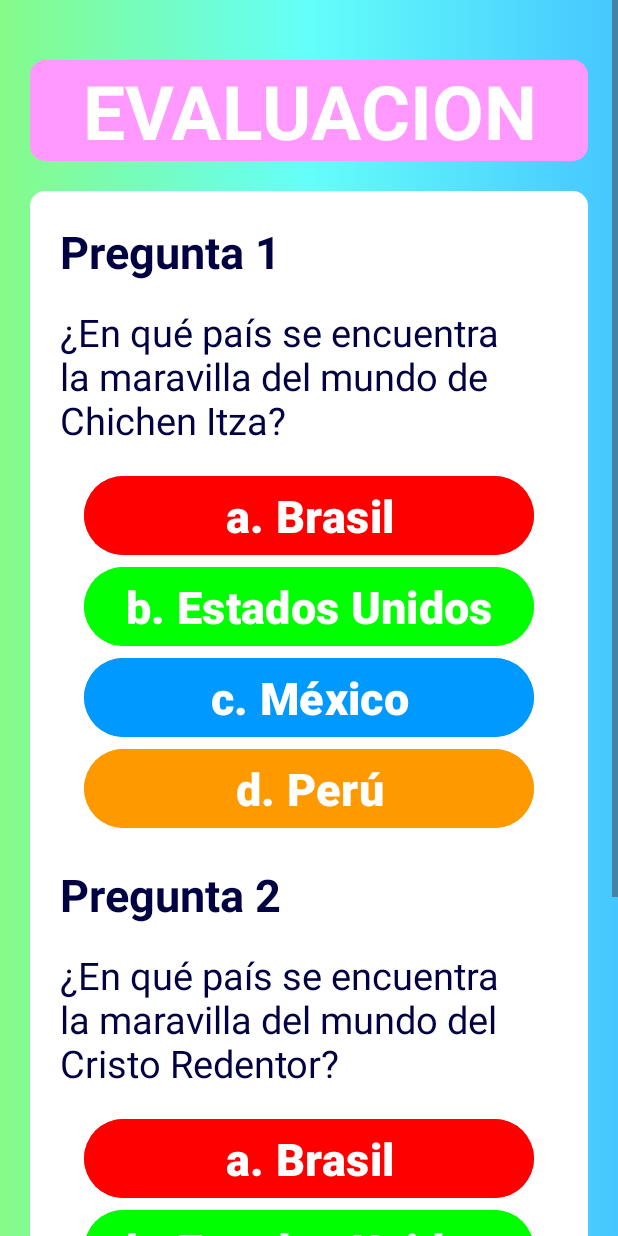
After one commit to KevindeJesusUAA/ProyectoFinalGeoterra, an Android app: the layout evaluacion.xml on its own in the app's theme, with its tools: preview values and no code run, on a phone screen of 412 x 824 dp. The commit adds this screen. Run offline under Robolectric (Android 15) with nearby library versions, the phone set to English and light mode, and no system bars.

Commit message:
Agregué pagina de evaluación, le modifique a la pagina d explora para mostrar la ubicación de la maravilla cada que elige un elemento de la lista

```diff
--- /dev/null
+++ b/app/src/main/res/drawable/pregunta.xml
@@ -0,0 +1,14 @@
+<?xml version="1.0" encoding="utf-8"?>
+<layer-list xmlns:android="http://schemas.android.com/apk/res/android">
+<item>
+    <shape android:shape="rectangle">
+        <solid android:color="#FFFFFF" /> <!-- Color de fondo -->
+        <corners android:radius="10dp" /> <!-- Radio de las esquinas, ajusta según desees -->
+    </shape>
+</item>
+<item>
+    <shape android:shape="rectangle">
+        <solid android:color="@android:color/transparent" /> <!-- Borde transparente -->
+    </shape>
+</item>
+</layer-list>
--- a/app/src/main/res/layout/data.xml
+++ b/app/src/main/res/layout/data.xml
@@ -6,7 +6,7 @@
     <LinearLayout xmlns:android="http://schemas.android.com/apk/res/android"
         android:orientation="vertical"
         android:layout_width="match_parent"
-        android:layout_height="match_parent"
+        android:layout_height="1000dp"
         android:id="@+id/info"
         android:background="@drawable/fondo_degradado">
     </LinearLayout>
--- /dev/null
+++ b/app/src/main/res/layout/evaluacion.xml
@@ -0,0 +1,182 @@
+<?xml version="1.0" encoding="utf-8"?>
+<ScrollView xmlns:app="http://schemas.android.com/apk/res-auto"
+    xmlns:tools="http://schemas.android.com/tools"
+    android:layout_width="fill_parent"
+    android:layout_height="fill_parent"
+    xmlns:android="http://schemas.android.com/apk/res/android">
+    <LinearLayout xmlns:android="http://schemas.android.com/apk/res/android"
+        android:orientation="vertical"
+        android:layout_width="match_parent"
+        android:layout_height="match_parent"
+        android:background="@drawable/fondo_degradado">
+
+        <TextView
+            android:layout_width="match_parent"
+            android:layout_height="wrap_content"
+            android:text="EVALUACION"
+            android:textSize="50dp"
+            android:textStyle="bold"
+            android:textAlignment="center"
+            android:textColor="#FFFFFF"
+            android:layout_gravity="center"
+            android:layout_marginTop="40dp"
+            android:background="@drawable/fondo_textview" />
+
+        <LinearLayout xmlns:android="http://schemas.android.com/apk/res/android"
+            android:orientation="vertical"
+            android:layout_width="match_parent"
+            android:layout_height="match_parent"
+            android:background="@drawable/pregunta"
+            android:layout_marginTop="20dp"
+            android:layout_marginLeft="20dp"
+            android:layout_marginRight="20dp"
+            android:layout_marginBottom="20dp"
+            >
+            <TextView
+                android:id="@+id/txtpregunta1"
+                android:layout_width="wrap_content"
+                android:layout_height="wrap_content"
+                android:text="Pregunta 1"
+                android:layout_marginTop="20dp"
+                android:layout_marginLeft="20dp"
+                android:layout_marginRight="20dp"
+                android:textSize="30sp"
+                android:textStyle="bold"
+                android:layout_gravity="left"
+                android:layout_marginBottom="16dp"
+                android:textColor="#020242"/>
+
+            <TextView
+                android:id="@+id/pregunta1"
+                android:layout_width="wrap_content"
+                android:layout_height="wrap_content"
+                android:layout_marginLeft="20dp"
+                android:layout_marginRight="20dp"
+                android:text="¿En qué país se encuentra la maravilla del mundo de Chichen Itza?"
+                android:textSize="25sp"
+                android:layout_gravity="center_horizontal"
+                android:layout_marginBottom="16dp"
+                android:textColor="#020242"/>
+            <Button
+                android:id="@+id/btnRespuesta1"
+                android:layout_width="300dp"
+                android:layout_height="wrap_content"
+                android:text="a. Brasil"
+                android:textSize="30sp"
+                android:textStyle="bold"
+                android:textColor="#FFFFFF"
+                android:backgroundTint="#FF0000"
+                android:layout_gravity="center" />
+            <Button
+                android:id="@+id/btnRespuesta2"
+                android:layout_width="300dp"
+                android:layout_height="wrap_content"
+                android:text="b. Estados Unidos"
+                android:textSize="30sp"
+                android:textStyle="bold"
+                android:textColor="#FFFFFF"
+                android:backgroundTint="#00FF00"
+                android:layout_gravity="center"/>
+            <Button
+                android:id="@+id/btnRespuesta3"
+                android:layout_width="300dp"
+                android:layout_height="wrap_content"
+                android:text="c. México"
+                android:textSize="30sp"
+                android:textStyle="bold"
+                android:textColor="#FFFFFF"
+                android:backgroundTint="#0099FF"
+                android:layout_gravity="center" />
+            <Button
+                android:id="@+id/btnRespuesta4"
+                android:layout_width="300dp"
+                android:layout_height="wrap_content"
+                android:text="d. Perú"
+                android:textSize="30sp"
+                android:textStyle="bold"
+                android:textColor="#FFFFFF"
+                android:backgroundTint="#FF9900"
+                android:layout_gravity="center"/>
+
+            <TextView
+                android:id="@+id/txtpregunta2"
+                android:layout_width="wrap_content"
+                android:layout_height="wrap_content"
+                android:text="Pregunta 2"
+                android:layout_marginTop="20dp"
+                android:layout_marginLeft="20dp"
+                android:layout_marginRight="20dp"
+                android:textSize="30sp"
+                android:textStyle="bold"
+                android:layout_gravity="left"
+                android:layout_marginBottom="16dp"
+                android:textColor="#020242"/>
+
+            <TextView
+                android:id="@+id/pregunta2"
+                android:layout_width="wrap_content"
+                android:layout_height="wrap_content"
+                android:layout_marginLeft="20dp"
+                android:layout_marginRight="20dp"
+                android:text="¿En qué país se encuentra la maravilla del mundo del Cristo Redentor?"
+                android:textSize="25sp"
+                android:layout_gravity="center_horizontal"
+                android:layout_marginBottom="16dp"
+                android:textColor="#020242"/>
+            <Button
+                android:id="@+id/btnRespuesta5"
+                android:layout_width="300dp"
+                android:layout_height="wrap_content"
+                android:text="a. Brasil"
+                android:textSize="30sp"
+                android:textStyle="bold"
+                android:textColor="#FFFFFF"
+                android:backgroundTint="#FF0000"
+                android:layout_gravity="center" />
+            <Button
+                android:id="@+id/btnRespuesta6"
+                android:layout_width="300dp"
+                android:layout_height="wrap_content"
+                android:text="b. Estados Unidos"
+                android:textSize="30sp"
+                android:textStyle="bold"
+                android:textColor="#FFFFFF"
+                android:backgroundTint="#00FF00"
+                android:layout_gravity="center"/>
+            <Button
+                android:id="@+id/btnRespuesta7"
+                android:layout_width="300dp"
+                android:layout_height="wrap_content"
+                android:text="c. México"
+                android:textSize="30sp"
+                android:textStyle="bold"
+                android:textColor="#FFFFFF"
+                android:backgroundTint="#0099FF"
+                android:layout_gravity="center" />
+            <Button
+                android:id="@+id/btnRespuesta8"
+                android:layout_width="300dp"
+                android:layout_height="wrap_content"
+                android:text="d. Perú"
+                android:textSize="30sp"
+                android:textStyle="bold"
+                android:textColor="#FFFFFF"
+                android:backgroundTint="#FF9900"
+                android:layout_gravity="center"/>
+
+            <Button
+                android:id="@+id/btnEnviar"
+                android:layout_width="253dp"
+                android:layout_height="61dp"
+                android:layout_marginTop="50dp"
+                android:layout_marginStart="60dp"
+                android:layout_marginEnd="60dp"
+                android:layout_marginBottom="20dp"
+                android:backgroundTint="#FF99FF"
+                android:text="Enviar"
+                android:textColor="#FFFFFF"
+                android:textSize="30sp"
+                android:textStyle="bold" />
+        </LinearLayout>
+    </LinearLayout>
+</ScrollView>
```
Also changed, not shown: app/src/main/java/uaa/mx/proyectofinalgeoterra/CustomScrollView.java (added, +30 -0 lines), app/src/main/java/uaa/mx/proyectofinalgeoterra/explora.java (+264 -12 lines), app/src/main/res/layout/explora_conmigo.xml (+41 -9 lines), app/src/main/res/drawable/chichen_itza.png (added), app/src/main/res/drawable/cristo_rendedor.png (added), app/src/main/res/drawable/machu_pichu.png (added), app/src/main/res/drawable/petra.png (added), app/src/main/res/drawable/taj_mahal.png (added), 2 other files.
